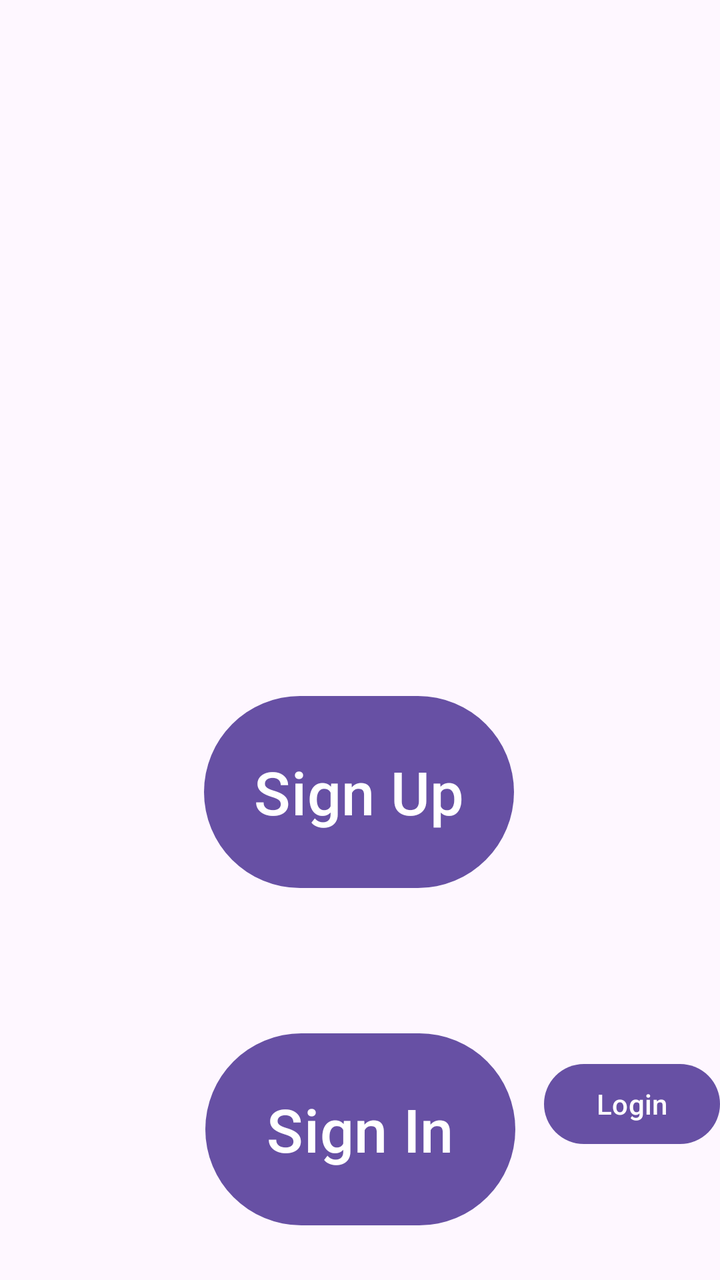
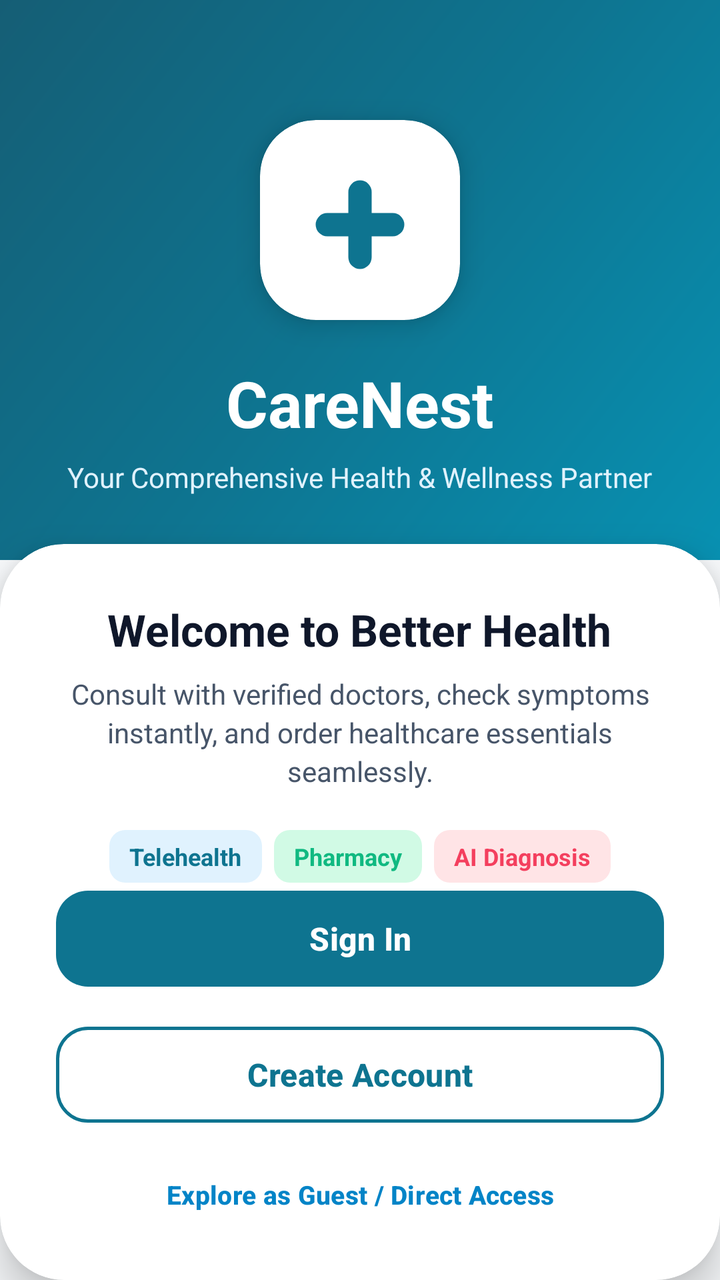

An Android layout rendered at two revisions. The XML below is the earlier revision; the diff shows what the commit changed to produce the second picture.
<!-- AndroidManifest.xml: application theme Theme.CARENEST -->
<!-- res/layout/activity_main.xml -->
<?xml version="1.0" encoding="utf-8"?>
<layout>
<androidx.constraintlayout.widget.ConstraintLayout xmlns:android="http://schemas.android.com/apk/res/android"
    xmlns:app="http://schemas.android.com/apk/res-auto"
    xmlns:tools="http://schemas.android.com/tools"
    android:id="@+id/main"
    android:layout_width="match_parent"
    android:layout_height="match_parent"
    tools:context=".MainActivity">

    <TextView
        android:id="@+id/textView"
        android:layout_width="wrap_content"
        android:layout_height="wrap_content"
        android:text="CARE NEST"
        android:textSize="30dp"
        android:textStyle="bold"
        android:visibility="invisible"
        app:layout_constraintBottom_toBottomOf="parent"
        app:layout_constraintEnd_toEndOf="parent"
        app:layout_constraintHorizontal_bias="0.497"
        app:layout_constraintStart_toStartOf="parent"
        app:layout_constraintTop_toTopOf="parent"
        app:layout_constraintVertical_bias="0.025" />

    <Button
        android:id="@+id/buttonSignIn"
        android:layout_width="155dp"
        android:layout_height="104dp"
        android:layout_marginTop="50dp"
        android:text="Sign In"
        android:textSize="30dp"
        app:layout_constraintBottom_toBottomOf="parent"
        app:layout_constraintEnd_toEndOf="parent"
        app:layout_constraintStart_toStartOf="parent"
        app:layout_constraintTop_toBottomOf="@+id/buttonSignUpp"
        app:layout_constraintVertical_bias="0.39"
        tools:ignore="MissingConstraints" />

    <Button
        android:id="@+id/buttonSignUpp"
        android:layout_width="155dp"
        android:layout_height="104dp"
        android:layout_marginTop="28dp"
        android:text="Sign Up"
        android:textSize="30dp"
        app:layout_constraintBottom_toBottomOf="parent"
        app:layout_constraintEnd_toEndOf="parent"
        app:layout_constraintHorizontal_bias="0.498"
        app:layout_constraintStart_toStartOf="parent"
        app:layout_constraintTop_toBottomOf="@+id/imageView"
        app:layout_constraintVertical_bias="0.24000001"
        tools:ignore="MissingConstraints" />

    <ImageView
        android:id="@+id/imageView"
        android:layout_width="match_parent"
        android:layout_height="176dp"
        android:layout_marginTop="24dp"
        android:backgroundTint="@color/black"
        app:layout_constraintEnd_toEndOf="parent"
        app:layout_constraintHorizontal_bias="0.0"
        app:layout_constraintStart_toStartOf="parent"
        app:layout_constraintTop_toBottomOf="@+id/textView"
        tools:ignore="MissingConstraints" />

    <Button
        android:id="@+id/login"
        android:layout_width="wrap_content"
        android:layout_height="wrap_content"
        android:layout_marginBottom="64dp"
        android:text="Login"
        android:visibility="visible"
        app:layout_constraintBottom_toBottomOf="parent"
        app:layout_constraintEnd_toEndOf="parent" />

</androidx.constraintlayout.widget.ConstraintLayout>
</layout>
<!-- resources referenced by this layout -->
<resources>
  <color name="black">#FF000000</color>
  <style name="Theme.CARENEST" parent="Base.Theme.CARENEST" />
  <style name="Base.Theme.CARENEST" parent="Theme.Material3.DayNight.NoActionBar">
          
          
      </style>
</resources>

<!-- the commit's change to res/layout/activity_main.xml (unified diff, before → after) -->
@@ -1,78 +1,198 @@
 <?xml version="1.0" encoding="utf-8"?>
-<layout>
-<androidx.constraintlayout.widget.ConstraintLayout xmlns:android="http://schemas.android.com/apk/res/android"
+<layout xmlns:android="http://schemas.android.com/apk/res/android"
     xmlns:app="http://schemas.android.com/apk/res-auto"
-    xmlns:tools="http://schemas.android.com/tools"
-    android:id="@+id/main"
-    android:layout_width="match_parent"
-    android:layout_height="match_parent"
-    tools:context=".MainActivity">
+    xmlns:tools="http://schemas.android.com/tools">
 
-    <TextView
-        android:id="@+id/textView"
-        android:layout_width="wrap_content"
-        android:layout_height="wrap_content"
-        android:text="CARE NEST"
-        android:textSize="30dp"
-        android:textStyle="bold"
-        android:visibility="invisible"
-        app:layout_constraintBottom_toBottomOf="parent"
-        app:layout_constraintEnd_toEndOf="parent"
-        app:layout_constraintHorizontal_bias="0.497"
-        app:layout_constraintStart_toStartOf="parent"
-        app:layout_constraintTop_toTopOf="parent"
-        app:layout_constraintVertical_bias="0.025" />
+    <androidx.constraintlayout.widget.ConstraintLayout
+        android:id="@+id/main"
+        android:layout_width="match_parent"
+        android:layout_height="match_parent"
+        android:background="@color/background"
+        tools:context=".MainActivity">
 
-    <Button
-        android:id="@+id/buttonSignIn"
-        android:layout_width="155dp"
-        android:layout_height="104dp"
-        android:layout_marginTop="50dp"
-        android:text="Sign In"
-        android:textSize="30dp"
-        app:layout_constraintBottom_toBottomOf="parent"
-        app:layout_constraintEnd_toEndOf="parent"
-        app:layout_constraintStart_toStartOf="parent"
-        app:layout_constraintTop_toBottomOf="@+id/buttonSignUpp"
-        app:layout_constraintVertical_bias="0.39"
-        tools:ignore="MissingConstraints" />
+        
+        <View
+            android:id="@+id/topDecorGlow"
+            android:layout_width="match_parent"
+            android:layout_height="280dp"
+            android:background="@drawable/bg_gradient_header"
+            app:layout_constraintTop_toTopOf="parent" />
 
-    <Button
-        android:id="@+id/buttonSignUpp"
-        android:layout_width="155dp"
-        android:layout_height="104dp"
-        android:layout_marginTop="28dp"
-        android:text="Sign Up"
-        android:textSize="30dp"
-        app:layout_constraintBottom_toBottomOf="parent"
-        app:layout_constraintEnd_toEndOf="parent"
-        app:layout_constraintHorizontal_bias="0.498"
-        app:layout_constraintStart_toStartOf="parent"
-        app:layout_constraintTop_toBottomOf="@+id/imageView"
-        app:layout_constraintVertical_bias="0.24000001"
-        tools:ignore="MissingConstraints" />
+        
+        <androidx.cardview.widget.CardView
+            android:id="@+id/logoCard"
+            android:layout_width="100dp"
+            android:layout_height="100dp"
+            android:layout_marginTop="60dp"
+            app:cardCornerRadius="28dp"
+            app:cardElevation="8dp"
+            app:cardBackgroundColor="@color/surface"
+            app:layout_constraintEnd_toEndOf="parent"
+            app:layout_constraintStart_toStartOf="parent"
+            app:layout_constraintTop_toTopOf="parent">
 
-    <ImageView
-        android:id="@+id/imageView"
-        android:layout_width="match_parent"
-        android:layout_height="176dp"
-        android:layout_marginTop="24dp"
-        android:backgroundTint="@color/black"
-        app:layout_constraintEnd_toEndOf="parent"
-        app:layout_constraintHorizontal_bias="0.0"
-        app:layout_constraintStart_toStartOf="parent"
-        app:layout_constraintTop_toBottomOf="@+id/textView"
-        tools:ignore="MissingConstraints" />
+            <ImageView
+                android:id="@+id/imageView"
+                android:layout_width="56dp"
+                android:layout_height="56dp"
+                android:layout_gravity="center"
+                android:src="@drawable/ic_medical_cross"
+                app:tint="@color/primary" />
+        </androidx.cardview.widget.CardView>
 
-    <Button
-        android:id="@+id/login"
-        android:layout_width="wrap_content"
-        android:layout_height="wrap_content"
-        android:layout_marginBottom="64dp"
-        android:text="Login"
-        android:visibility="visible"
-        app:layout_constraintBottom_toBottomOf="parent"
-        app:layout_constraintEnd_toEndOf="parent" />
+        
+        <TextView
+            android:id="@+id/textView"
+            android:layout_width="wrap_content"
+            android:layout_height="wrap_content"
+            android:layout_marginTop="20dp"
+            android:text="CareNest"
+            android:textColor="@color/white"
+            android:textSize="32sp"
+            android:textStyle="bold"
+            app:layout_constraintEnd_toEndOf="parent"
+            app:layout_constraintStart_toStartOf="parent"
+            app:layout_constraintTop_toBottomOf="@+id/logoCard" />
 
-</androidx.constraintlayout.widget.ConstraintLayout>
+        <TextView
+            android:id="@+id/tvTagline"
+            android:layout_width="wrap_content"
+            android:layout_height="wrap_content"
+            android:layout_marginTop="6dp"
+            android:text="Your Comprehensive Health &amp; Wellness Partner"
+            android:textColor="#E0F2FE"
+            android:textSize="14sp"
+            app:layout_constraintEnd_toEndOf="parent"
+            app:layout_constraintStart_toStartOf="parent"
+            app:layout_constraintTop_toBottomOf="@+id/textView" />
+
+        
+        <androidx.cardview.widget.CardView
+            android:id="@+id/mainActionCard"
+            android:layout_width="match_parent"
+            android:layout_height="0dp"
+            android:layout_marginTop="24dp"
+            app:cardCornerRadius="32dp"
+            app:cardElevation="12dp"
+            app:cardBackgroundColor="@color/surface"
+            app:layout_constraintBottom_toBottomOf="parent"
+            app:layout_constraintTop_toBottomOf="@+id/tvTagline">
+
+            <LinearLayout
+                android:layout_width="match_parent"
+                android:layout_height="match_parent"
+                android:orientation="vertical"
+                android:padding="28dp"
+                android:gravity="center_horizontal">
+
+                <TextView
+                    android:layout_width="wrap_content"
+                    android:layout_height="wrap_content"
+                    android:text="Welcome to Better Health"
+                    android:textColor="@color/text_primary"
+                    android:textSize="22sp"
+                    android:textStyle="bold" />
+
+                <TextView
+                    android:layout_width="wrap_content"
+                    android:layout_height="wrap_content"
+                    android:layout_marginTop="8dp"
+                    android:text="Consult with verified doctors, check symptoms instantly, and order healthcare essentials seamlessly."
+                    android:textColor="@color/text_secondary"
+                    android:textSize="14sp"
+                    android:textAlignment="center"
+                    android:lineSpacingExtra="3dp" />
+
+                
+                <LinearLayout
+                    android:layout_width="match_parent"
+                    android:layout_height="wrap_content"
+                    android:orientation="horizontal"
+                    android:layout_marginTop="20dp"
+                    android:gravity="center">
+
+                    <TextView
+                        android:layout_width="wrap_content"
+                        android:layout_height="wrap_content"
+                        android:background="@drawable/bg_badge_teal"
+                        android:paddingHorizontal="10dp"
+                        android:paddingVertical="5dp"
+                        android:text="Telehealth"
+                        android:textColor="@color/primary"
+                        android:textSize="12sp"
+                        android:textStyle="bold"
+                        android:layout_marginEnd="6dp" />
+
+                    <TextView
+                        android:layout_width="wrap_content"
+                        android:layout_height="wrap_content"
+                        android:background="@drawable/bg_badge_emerald"
+                        android:paddingHorizontal="10dp"
+                        android:paddingVertical="5dp"
+                        android:text="Pharmacy"
+                        android:textColor="@color/accent_emerald"
+                        android:textSize="12sp"
+                        android:textStyle="bold"
+                        android:layout_marginEnd="6dp" />
+
+                    <TextView
+                        android:layout_width="wrap_content"
+                        android:layout_height="wrap_content"
+                        android:background="@drawable/bg_badge_coral"
+                        android:paddingHorizontal="10dp"
+                        android:paddingVertical="5dp"
+                        android:text="AI Diagnosis"
+                        android:textColor="@color/accent_rose"
+                        android:textSize="12sp"
+                        android:textStyle="bold" />
+                </LinearLayout>
+
+                <View
+                    android:layout_width="match_parent"
+                    android:layout_height="0dp"
+                    android:layout_weight="1" />
+
+                
+                <com.google.android.material.button.MaterialButton
+                    android:id="@+id/buttonSignIn"
+                    android:layout_width="match_parent"
+                    android:layout_height="56dp"
+                    android:text="Sign In"
+                    android:textSize="16sp"
+                    android:textStyle="bold"
+                    android:textColor="@color/white"
+                    app:cornerRadius="16dp"
+                    app:backgroundTint="@color/primary"
+                    app:elevation="4dp" />
+
+                <com.google.android.material.button.MaterialButton
+                    android:id="@+id/buttonSignUpp"
+                    style="@style/Widget.Material3.Button.OutlinedButton"
+                    android:layout_width="match_parent"
+                    android:layout_height="56dp"
+                    android:layout_marginTop="12dp"
+                    android:text="Create Account"
+                    android:textSize="16sp"
+                    android:textStyle="bold"
+                    android:textColor="@color/primary"
+                    app:cornerRadius="16dp"
+                    app:strokeColor="@color/primary"
+                    app:strokeWidth="1.5dp" />
+
+                
+                <com.google.android.material.button.MaterialButton
+                    android:id="@+id/login"
+                    style="@style/Widget.Material3.Button.TextButton"
+                    android:layout_width="wrap_content"
+                    android:layout_height="wrap_content"
+                    android:layout_marginTop="8dp"
+                    android:text="Explore as Guest / Direct Access"
+                    android:textColor="@color/secondary"
+                    android:textSize="13sp"
+                    android:textStyle="bold" />
+
+            </LinearLayout>
+        </androidx.cardview.widget.CardView>
+
+    </androidx.constraintlayout.widget.ConstraintLayout>
 </layout>
<!-- resource entries referenced after the edit -->
@@ -1,10 +1,85 @@
 <!-- resources referenced by this layout -->
 <resources>
-  <color name="black">#FF000000</color>
+  <color name="accent_emerald">#10B981</color>
+  <color name="accent_rose">#F43F5E</color>
+  <color name="background">#F8FAFC</color>
+  <color name="primary">#0E7490</color>
+  <color name="secondary">#0284C7</color>
+  <color name="surface">#FFFFFF</color>
+  <color name="text_primary">#0F172A</color>
+  <color name="text_secondary">#475569</color>
+  <color name="white">#FFFFFF</color>
+  <!-- drawable bg_badge_coral (drawable) -->
+  <?xml version="1.0" encoding="utf-8"?>
+  <shape xmlns:android="http://schemas.android.com/apk/res/android">
+      <solid android:color="@color/accent_rose_light"/>
+      <corners android:radius="8dp"/>
+  </shape>
+  <!-- drawable bg_badge_emerald (drawable) -->
+  <?xml version="1.0" encoding="utf-8"?>
+  <shape xmlns:android="http://schemas.android.com/apk/res/android">
+      <solid android:color="@color/accent_emerald_light"/>
+      <corners android:radius="8dp"/>
+  </shape>
+  <!-- drawable bg_badge_teal (drawable) -->
+  <?xml version="1.0" encoding="utf-8"?>
+  <shape xmlns:android="http://schemas.android.com/apk/res/android">
+      <solid android:color="@color/primary_container"/>
+      <corners android:radius="8dp"/>
+  </shape>
+  <!-- drawable bg_gradient_header (drawable) -->
+  <?xml version="1.0" encoding="utf-8"?>
+  <shape xmlns:android="http://schemas.android.com/apk/res/android">
+      <gradient
+          android:angle="135"
+          android:startColor="#0891B2"
+          android:centerColor="#0E7490"
+          android:endColor="#155E75"
+          android:type="linear"/>
+  </shape>
+  <!-- drawable ic_medical_cross (drawable) -->
+  <vector xmlns:android="http://schemas.android.com/apk/res/android"
+      android:width="24dp"
+      android:height="24dp"
+      android:viewportWidth="24"
+      android:viewportHeight="24">
+      <path
+          android:fillColor="@color/primary"
+          android:pathData="M19,10.5h-4.5V6a2.5,2.5 0,0 0,-5 0v4.5H5a2.5,2.5 0,0 0,0 5h4.5V20a2.5,2.5 0,0 0,5 0v-4.5H19a2.5,2.5 0,0 0,0 -5z"/>
+  </vector>
   <style name="Theme.CARENEST" parent="Base.Theme.CARENEST" />
+  <color name="accent_rose_light">#FFE4E6</color>
+  <color name="accent_emerald_light">#D1FAE5</color>
+  <color name="primary_container">#E0F2FE</color>
   <style name="Base.Theme.CARENEST" parent="Theme.Material3.DayNight.NoActionBar">
           
+          <item name="colorPrimary">@color/primary</item>
+          <item name="colorOnPrimary">@color/white</item>
+          <item name="colorPrimaryContainer">@color/primary_container</item>
+          <item name="colorOnPrimaryContainer">@color/on_primary_container</item>
+  
+          <item name="colorSecondary">@color/secondary</item>
+          <item name="colorOnSecondary">@color/white</item>
+          <item name="colorSecondaryContainer">@color/secondary_container</item>
+          <item name="colorOnSecondaryContainer">@color/on_secondary_container</item>
+  
+          <item name="android:colorBackground">@color/background</item>
+          <item name="colorSurface">@color/surface</item>
+          <item name="colorOnSurface">@color/text_primary</item>
+          <item name="colorSurfaceVariant">@color/surface_variant</item>
+          <item name="colorOnSurfaceVariant">@color/text_secondary</item>
+  
+          <item name="colorOutline">@color/divider</item>
+  
           
+          <item name="android:statusBarColor">@color/surface</item>
+          <item name="android:windowLightStatusBar">true</item>
+          <item name="android:navigationBarColor">@color/surface</item>
       </style>
+  <color name="on_primary_container">#0C4A6E</color>
+  <color name="secondary_container">#BAE6FD</color>
+  <color name="on_secondary_container">#0369A1</color>
+  <color name="surface_variant">#F1F5F9</color>
+  <color name="divider">#E2E8F0</color>
 </resources>
 
